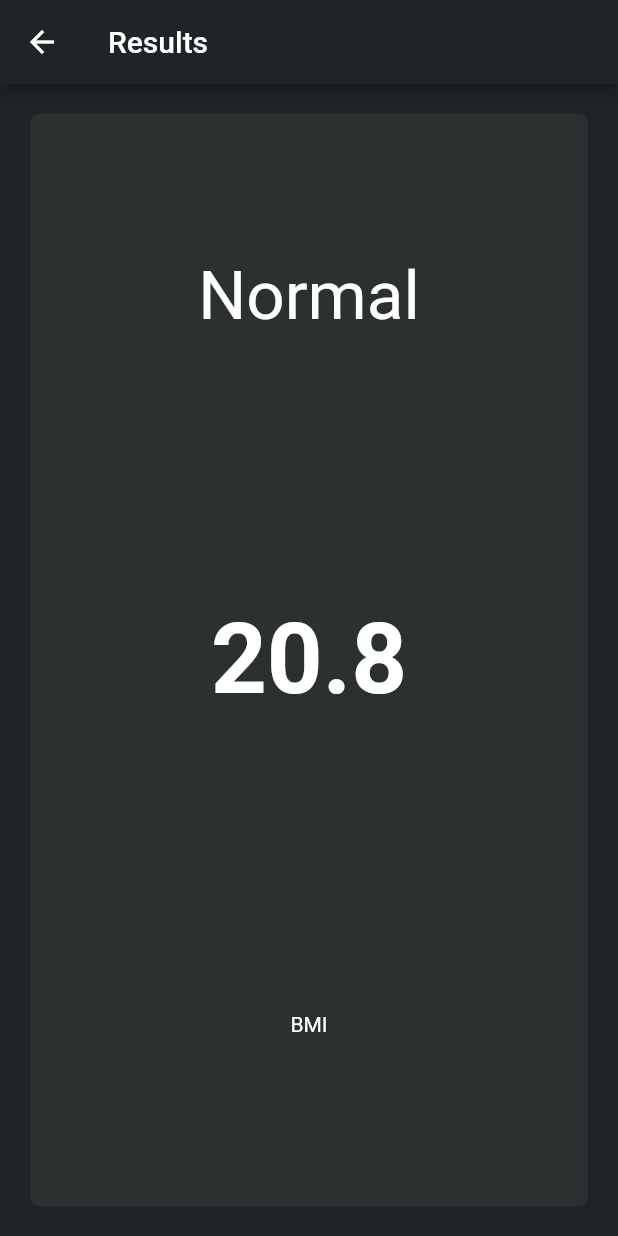
After one commit to gurleen-kaur1313/BMI-calculator, a Flutter app: the screen it shows after launch, after a tap on "Calculate Results", on a phone screen of 412 x 824 dp. The commit adds this screen. Run offline on Flutter 3.47's test engine with Material 2 defaults, Android fonts, the phone set to English and light mode, and no system bars; our stand-ins replace font_awesome_flutter.

Commit message:
fully functional

```diff
--- a/bmi/lib/HomeScreen.dart
+++ b/bmi/lib/HomeScreen.dart
@@ -1,5 +1,7 @@
 import 'package:flutter/material.dart';
 import 'package:font_awesome_flutter/font_awesome_flutter.dart';
+import 'results_page.dart';
+import 'calculatebmi.dart';
 
 const kactiveColor = Color(0xffb50546);
 const kinactiveColor = Color(0xff2b3131);
@@ -162,22 +164,36 @@ class _HomePageState extends State<HomePage> {
                       customChild: Column(
                         mainAxisAlignment: MainAxisAlignment.center,
                         children: [
-                          Text('WEIGHT', style: kLabelText,),
-                          Text(weight.toString(), style: kNumberText,),
+                          Text(
+                            'WEIGHT',
+                            style: kLabelText,
+                          ),
+                          Text(
+                            weight.toString(),
+                            style: kNumberText,
+                          ),
                           Row(
                             mainAxisAlignment: MainAxisAlignment.center,
                             children: [
-                              ButtonPlusMinus(buttonIcon: FontAwesomeIcons.minus, onPress: (){
+                              ButtonPlusMinus(
+                                buttonIcon: FontAwesomeIcons.minus,
+                                onPress: () {
                                   setState(() {
                                     weight--;
                                   });
-                              },),
-                              SizedBox(width: 10.0,),
-                              ButtonPlusMinus(buttonIcon: FontAwesomeIcons.plus, onPress: (){
+                                },
+                              ),
+                              SizedBox(
+                                width: 10.0,
+                              ),
+                              ButtonPlusMinus(
+                                buttonIcon: FontAwesomeIcons.plus,
+                                onPress: () {
                                   setState(() {
                                     weight++;
                                   });
-                              },),
+                                },
+                              ),
                             ],
                           ),
                         ],
@@ -190,22 +206,36 @@ class _HomePageState extends State<HomePage> {
                       customChild: Column(
                         mainAxisAlignment: MainAxisAlignment.center,
                         children: [
-                          Text('AGE', style: kLabelText,),
-                          Text(age.toString(), style: kNumberText,),
+                          Text(
+                            'AGE',
+                            style: kLabelText,
+                          ),
+                          Text(
+                            age.toString(),
+                            style: kNumberText,
+                          ),
                           Row(
                             mainAxisAlignment: MainAxisAlignment.center,
                             children: [
-                              ButtonPlusMinus(buttonIcon: FontAwesomeIcons.minus, onPress: (){
+                              ButtonPlusMinus(
+                                buttonIcon: FontAwesomeIcons.minus,
+                                onPress: () {
                                   setState(() {
                                     age--;
                                   });
-                              },),
-                              SizedBox(width: 10.0,),
-                              ButtonPlusMinus(buttonIcon: FontAwesomeIcons.plus, onPress: (){
+                                },
+                              ),
+                              SizedBox(
+                                width: 10.0,
+                              ),
+                              ButtonPlusMinus(
+                                buttonIcon: FontAwesomeIcons.plus,
+                                onPress: () {
                                   setState(() {
                                     age++;
                                   });
-                              },),
+                                },
+                              ),
                             ],
                           ),
                         ],
@@ -216,12 +246,25 @@ class _HomePageState extends State<HomePage> {
                 ],
               ),
             ),
-            Container(
-              child: Center(child: Text('Calculate Results', style: TextStyle(fontSize: 25.0),)),
+            GestureDetector(
+              onTap: (){
+                Calculate calc=Calculate(height: height, weight: weight);
+                Navigator.push(context, MaterialPageRoute(builder: (context) => ResultsPage(
+                  bmiresult: calc.calculateBMI(),
+                  resulttext: calc.getResult(),
+                )));
+              },
+              child: Container(
+                child: Center(
+                    child: Text(
+                  'Calculate Results',
+                  style: TextStyle(fontSize: 25.0),
+                )),
                 height: 75.0,
                 width: double.infinity,
                 margin: EdgeInsets.only(top: 18.0),
                 color: Color(0xffb50546),
+              ),
             ),
           ],
         ),
@@ -245,8 +288,9 @@ class ButtonPlusMinus extends StatelessWidget {
         height: 44.0,
         width: 44.0,
       ),
-      shape: RoundedRectangleBorder(borderRadius: BorderRadius.circular(6.0),),
-
+      shape: RoundedRectangleBorder(
+        borderRadius: BorderRadius.circular(6.0),
+      ),
     );
   }
 }
--- /dev/null
+++ b/bmi/lib/calculatebmi.dart
@@ -0,0 +1,26 @@
+import 'dart:math';
+
+class Calculate{
+  Calculate({this.height, this.weight});
+
+  int height;
+  int weight;
+  double _bmi;
+
+  String calculateBMI(){
+    _bmi=weight/pow((height/100),2);
+    return _bmi.toStringAsFixed(1);
+  }
+
+  String getResult(){
+    if(_bmi>=25){
+      return 'Overweight';
+    }
+    else if(_bmi>18.5){
+      return 'Normal';
+    }
+    else{
+      return 'Underweight';
+    }
+  }
+}
--- /dev/null
+++ b/bmi/lib/results_page.dart
@@ -0,0 +1,52 @@
+import 'package:flutter/material.dart';
+
+class ResultsPage extends StatelessWidget {
+  ResultsPage({@required this.bmiresult, @required this.resulttext});
+
+  final String bmiresult;
+  final String resulttext;
+
+  @override
+  Widget build(BuildContext context) {
+    return Scaffold(
+      appBar: AppBar(
+        title: Text('Results'),
+      ),
+      body: Container(
+        margin: EdgeInsets.all(20.0),
+        decoration: BoxDecoration(
+          borderRadius: BorderRadius.circular(6.0),
+          color: Color(0xff2b3131),
+        ),
+        child: Column(
+          children: [
+            Expanded(
+                          child: Row(
+                            mainAxisAlignment: MainAxisAlignment.center,
+                children: [
+                  Text(resulttext, style: TextStyle(fontSize: 45.0),),
+                ],
+              ),
+            ),
+            Expanded(
+                          child: Row(
+                            mainAxisAlignment: MainAxisAlignment.center,
+                children: [
+                  Text(bmiresult, style: TextStyle(fontWeight: FontWeight.bold, fontSize: 65.0),),
+                ],
+              ),
+            ),
+            Expanded(
+                          child: Row(
+                            mainAxisAlignment: MainAxisAlignment.center,
+                children: [
+                  Text('BMI'),
+                ],
+              ),
+            ),
+          ],
+        ),
+      ),
+    );
+  }
+}
```
Lines whose indentation alone changed are shown as unchanged.
